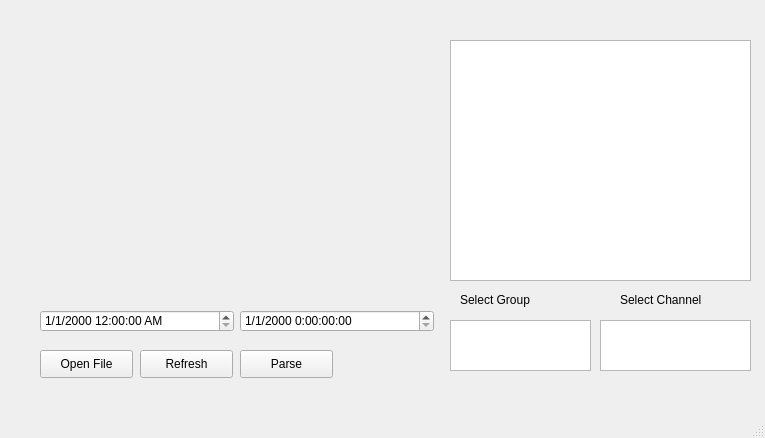
This is Analysis/Post Processing/Layout.ui in msb002/MHDlab as Qt 5 draws it before an edit. The edited form follows.
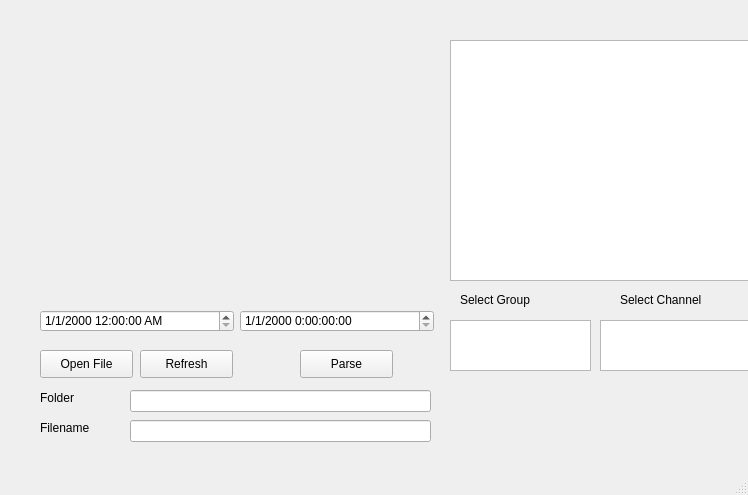
This is the edited form.

Commit message:
get project info displaying correctly
changed the parsing of the json to make and array that includes all test
case info within the time window

What changed in the file:
```diff
--- a/Analysis/Post Processing/Layout.ui
+++ b/Analysis/Post Processing/Layout.ui
@@ -6,8 +6,8 @@
    <rect>
     <x>0</x>
     <y>0</y>
-    <width>765</width>
-    <height>438</height>
+    <width>748</width>
+    <height>495</height>
    </rect>
   </property>
   <property name="windowTitle">
@@ -65,7 +65,7 @@
    <widget class="QPushButton" name="btn_parse">
     <property name="geometry">
      <rect>
-      <x>240</x>
+      <x>300</x>
       <y>350</y>
       <width>93</width>
       <height>28</height>
@@ -208,6 +208,52 @@
      <bool>false</bool>
     </property>
    </widget>
+   <widget class="QLineEdit" name="folderEdit">
+    <property name="geometry">
+     <rect>
+      <x>130</x>
+      <y>390</y>
+      <width>301</width>
+      <height>22</height>
+     </rect>
+    </property>
+   </widget>
+   <widget class="QLineEdit" name="filenameEdit">
+    <property name="geometry">
+     <rect>
+      <x>130</x>
+      <y>420</y>
+      <width>301</width>
+      <height>22</height>
+     </rect>
+    </property>
+   </widget>
+   <widget class="QLabel" name="label_4">
+    <property name="geometry">
+     <rect>
+      <x>40</x>
+      <y>390</y>
+      <width>55</width>
+      <height>16</height>
+     </rect>
+    </property>
+    <property name="text">
+     <string>Folder</string>
+    </property>
+   </widget>
+   <widget class="QLabel" name="label_5">
+    <property name="geometry">
+     <rect>
+      <x>40</x>
+      <y>420</y>
+      <width>55</width>
+      <height>16</height>
+     </rect>
+    </property>
+    <property name="text">
+     <string>Filename</string>
+    </property>
+   </widget>
   </widget>
   <widget class="QMenuBar" name="menubar">
    <property name="geometry">
```
Left out of the diff: 10 changed lines with no effect on the pictures. The commit also changes 2 other files.
